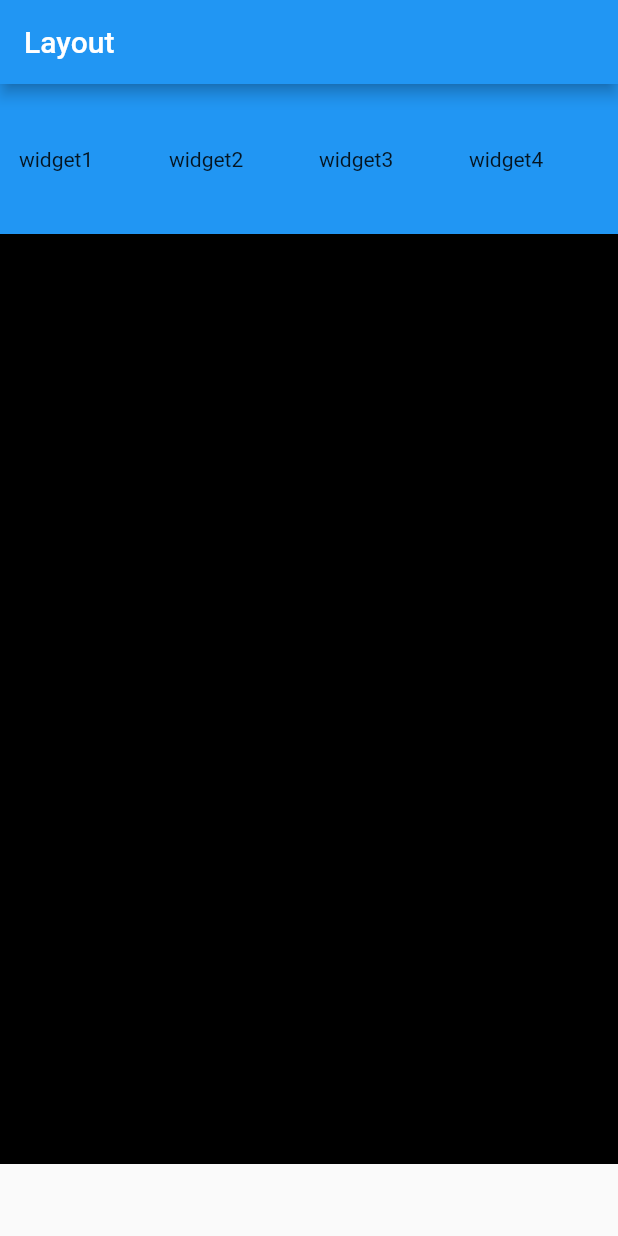
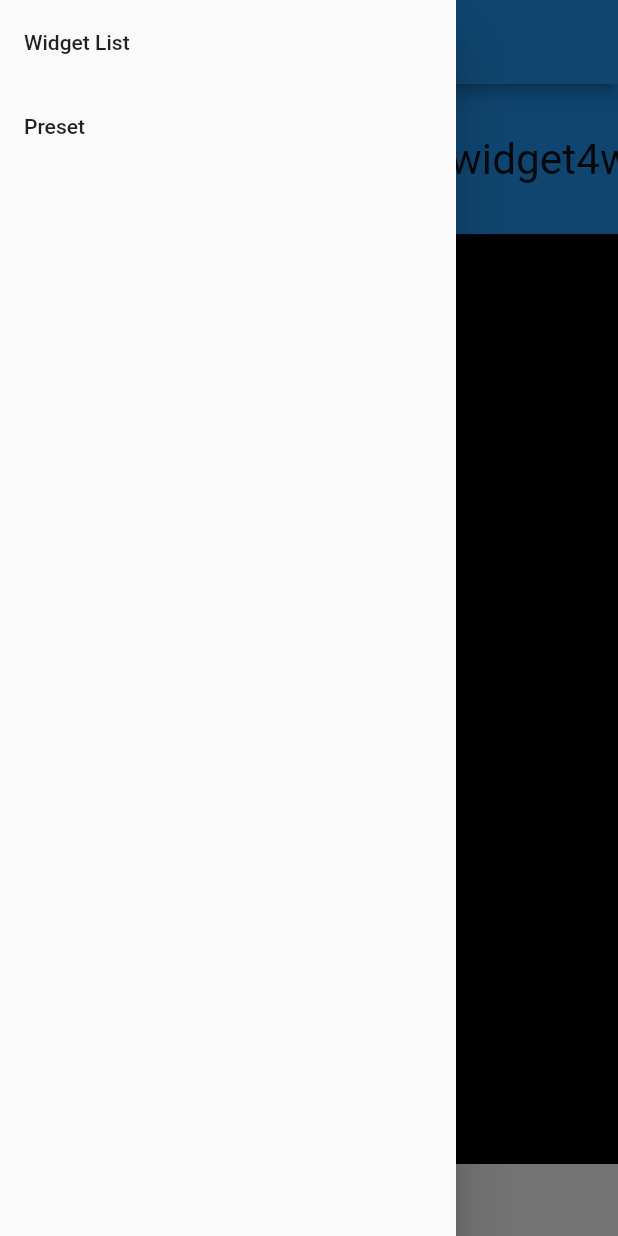
Before and after one commit to yn919/WidgetLayout, a Flutter app: the screen it shows after launch, with the side drawer open (before the commit the screen has no drawer), on a phone screen of 412 x 824 dp. Run offline on Flutter 3.47's test engine with Material 2 defaults, Android fonts, the phone set to English and light mode, and no system bars.

Commit message:
stackの中のChangeNotiferProviderを変更

```diff
--- a/widgetlayout/lib/main.dart
+++ b/widgetlayout/lib/main.dart
@@ -16,18 +16,18 @@ class MyApp extends StatelessWidget {
     final draggableManager = DraggableManager();
     draggableManager.createDraggablesList();
 
-    return MaterialApp(
-      title: 'Widget Layout',
-      theme: ThemeData(
-        primarySwatch: Colors.blue,
-      ),
-      home: MultiProvider(
-        providers: [
-          ChangeNotifierProvider<DraggableManager>(
-            create: (context) => draggableManager,
-          )
-        ],
-        child: const LayoutPage(),
+    return MultiProvider(
+      providers: [
+        ChangeNotifierProvider<DraggableManager>(
+          create: (context) => draggableManager,
+        )
+      ],
+      child: MaterialApp(
+        title: 'Widget Layout',
+        theme: ThemeData(
+          primarySwatch: Colors.blue,
+        ),
+        home: LayoutPage(),
       ),
     );
   }
--- a/widgetlayout/lib/models/draggable_manager.dart
+++ b/widgetlayout/lib/models/draggable_manager.dart
@@ -5,7 +5,7 @@ import 'draggables_model.dart';
 
 class DraggableManager extends ChangeNotifier {
   final DraggablesModel _draggables = DraggablesModel();
-  get draggables => _draggables;
+  DraggablesModel get draggables => _draggables;
 
   void createDraggablesList() {
     _draggables.creatList();
--- a/widgetlayout/lib/models/presets_model.dart
+++ b/widgetlayout/lib/models/presets_model.dart
@@ -22,7 +22,7 @@ class PresetsModel extends ChangeNotifier {
 
   Future<File> getFilePath(int presetIndex) async {
     final directory = await getApplicationDocumentsDirectory();
-    return File('${directory.path}/preset$presetIndex.txt');
+    return File('${directory.path}/preset$presetIndex.json');
   }
 
   Future<File> saveFile(String jsonString, int presetIndex) async {
--- a/widgetlayout/lib/views/draggable_widget.dart
+++ b/widgetlayout/lib/views/draggable_widget.dart
@@ -1,18 +1,19 @@
 import 'package:flutter/material.dart';
 import 'package:flutter/services.dart';
+import 'package:provider/provider.dart';
 import 'package:widgetlayout/models/draggable_manager.dart';
 import 'package:widgetlayout/models/draggable_model.dart';
 
 class DraggableWidget extends StatelessWidget {
-  const DraggableWidget({Key? key, required this.model, required this.manager})
-      : super(key: key);
-  final DraggableModel model;
-  final DraggableManager manager;
+  const DraggableWidget({Key? key}) : super(key: key);
 
   @override
   Widget build(BuildContext context) {
+    final manager = Provider.of<DraggableManager>(context);
     Offset _longPressStartPosition = const Offset(0, 0);
-    return Positioned(
+
+    return Consumer<DraggableModel>(
+        builder: (context, model, child) => Positioned(
             left: model.position.dx,
             top: model.position.dy,
             width: model.width,
@@ -43,6 +44,8 @@ class DraggableWidget extends StatelessWidget {
                     opacity: model.isEditable ? 0.5 : 1.0,
                     child: Container(
                         color: Colors.blue,
+                        child: FittedBox(
+                          fit: BoxFit.contain,
                           child: Row(
                             mainAxisAlignment: MainAxisAlignment.spaceAround,
                             children: [
@@ -52,14 +55,16 @@ class DraggableWidget extends StatelessWidget {
                                   child: PopupMenuButton(
                                       itemBuilder: (BuildContext context) {
                                     return [
-                              const PopupMenuItem(child: Text("delete")),
-                              const PopupMenuItem(child: Text("property")),
+                                      const PopupMenuItem(
+                                          child: Text("delete")),
+                                      const PopupMenuItem(
+                                          child: Text("property")),
                                     ];
                                   })),
                             ],
                           ),
+                        )),
                   ),
-              ),
-            )));
+                ))));
   }
 }
--- a/widgetlayout/lib/views/layout_page.dart
+++ b/widgetlayout/lib/views/layout_page.dart
@@ -15,6 +15,18 @@ class LayoutPage extends StatelessWidget {
         appBar: AppBar(
           title: const Text('Layout'),
         ),
+        drawer: Drawer(
+          child: ListView(
+            children: const [
+              ListTile(
+                title: Text('Widget List'),
+              ),
+              ListTile(
+                title: Text('Preset'),
+              ),
+            ],
+          ),
+        ),
         body: InteractiveViewer(
           constrained: false,
           maxScale: 1.5,
@@ -25,19 +37,19 @@ class LayoutPage extends StatelessWidget {
               height: 720,
               child: Container(
                 color: Colors.black,
-                child: Stack(children: createDraggables(manager)),
+                child: Stack(children: createDraggables(manager.draggables)),
               )),
         ));
   }
 
-  List<Widget> createDraggables(DraggableManager manager) {
+  List<Widget> createDraggables(DraggablesModel draggables) {
     List<Widget> widgets = [];
-    DraggablesModel draggables = manager.draggables;
     for (var item in draggables.draggables) {
-      DraggableWidget widget = DraggableWidget(
-        model: item,
-        manager: manager,
+      var widget = ChangeNotifierProvider.value(
+        value: item,
+        child: DraggableWidget(),
       );
+
       widgets.add(widget);
     }
 
```
Lines whose indentation alone changed are shown as unchanged.
